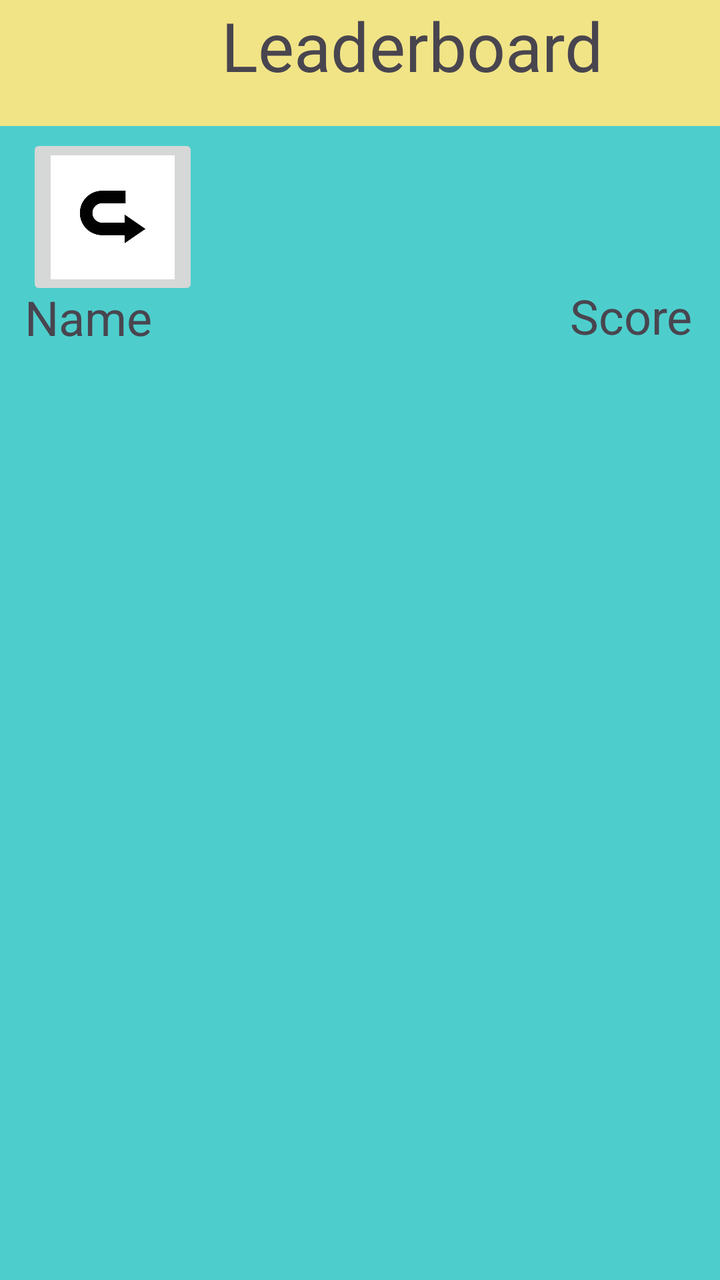
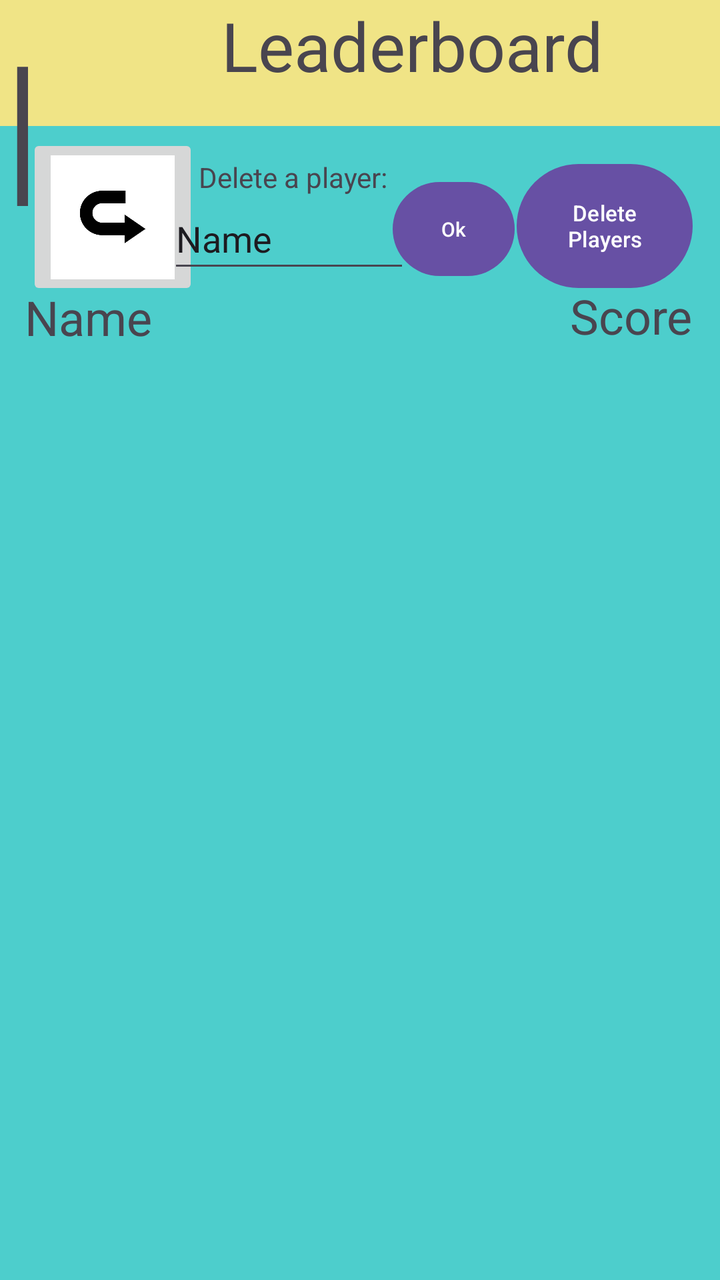

An Android layout rendered at two revisions. The XML below is the earlier revision; the diff shows what the commit changed to produce the second picture.
<!-- AndroidManifest.xml: application theme Theme.EggProject -->
<!-- res/layout/activity_leaderboard.xml -->
<?xml version="1.0" encoding="utf-8"?>
<androidx.constraintlayout.widget.ConstraintLayout xmlns:android="http://schemas.android.com/apk/res/android"
    xmlns:app="http://schemas.android.com/apk/res-auto"
    xmlns:tools="http://schemas.android.com/tools"
    android:id="@+id/lb_main"
    android:layout_width="match_parent"
    android:layout_height="match_parent"
    android:background="#4DCECC"
    tools:context=".Leaderboard">

    <TextView
        android:id="@+id/txt_score"
        android:layout_width="wrap_content"
        android:layout_height="wrap_content"
        android:text="Score"
        android:textSize="24sp"
        app:layout_constraintBottom_toBottomOf="parent"
        app:layout_constraintEnd_toEndOf="parent"
        app:layout_constraintHorizontal_bias="0.954"
        app:layout_constraintStart_toStartOf="parent"
        app:layout_constraintTop_toTopOf="parent"
        app:layout_constraintVertical_bias="0.233" />

    <ImageButton
        android:id="@+id/btn_back2"
        android:layout_width="86dp"
        android:layout_height="83dp"
        android:scaleType="fitCenter"
        app:layout_constraintBottom_toBottomOf="parent"
        app:layout_constraintEnd_toEndOf="parent"
        app:layout_constraintHorizontal_bias="0.049"
        app:layout_constraintStart_toStartOf="parent"
        app:layout_constraintTop_toTopOf="parent"
        app:layout_constraintVertical_bias="0.12"
        app:srcCompat="@drawable/arrow" />

    <androidx.recyclerview.widget.RecyclerView
        android:id="@+id/rv_players"
        android:layout_width="406dp"
        android:layout_height="617dp"
        android:layout_weight="1"
        tools:itemCount="0"
        app:layout_constraintBottom_toBottomOf="parent"
        app:layout_constraintEnd_toEndOf="parent"
        app:layout_constraintHorizontal_bias="0.0"
        app:layout_constraintStart_toStartOf="parent"
        app:layout_constraintTop_toTopOf="parent"
        app:layout_constraintVertical_bias="1.0" />

    <TextView
        android:id="@+id/txt_title"
        android:layout_width="412dp"
        android:layout_height="63dp"
        android:background="#F0E486"
        android:text="Leaderboard"
        android:textAlignment="center"
        android:textSize="34sp"
        app:layout_constraintBottom_toBottomOf="parent"
        app:layout_constraintEnd_toEndOf="parent"
        app:layout_constraintHorizontal_bias="0.0"
        app:layout_constraintStart_toStartOf="parent"
        app:layout_constraintTop_toTopOf="parent"
        app:layout_constraintVertical_bias="0.0" />

    <TextView
        android:id="@+id/txt_name"
        android:layout_width="wrap_content"
        android:layout_height="wrap_content"
        android:text="Name"
        android:textSize="24sp"
        app:layout_constraintBottom_toBottomOf="parent"
        app:layout_constraintEnd_toEndOf="parent"
        app:layout_constraintHorizontal_bias="0.042"
        app:layout_constraintStart_toStartOf="parent"
        app:layout_constraintTop_toTopOf="parent"
        app:layout_constraintVertical_bias="0.234" />


</androidx.constraintlayout.widget.ConstraintLayout>
<!-- resources referenced by this layout -->
<resources>
  <!-- drawable arrow: jpg bitmap (drawable, 10177 bytes) -->
  <style name="Theme.EggProject" parent="Base.Theme.EggProject" />
  <style name="Base.Theme.EggProject" parent="Theme.Material3.DayNight.NoActionBar">
          
          
      </style>
</resources>

<!-- the commit's change to res/layout/activity_leaderboard.xml (unified diff, before → after) -->
@@ -75,5 +75,67 @@
         app:layout_constraintTop_toTopOf="parent"
         app:layout_constraintVertical_bias="0.234" />
 
+    <Button
+        android:id="@+id/btn_delete"
+        android:layout_width="88dp"
+        android:layout_height="70dp"
+        android:text="Delete Players"
+        android:textSize="11sp"
+        app:layout_constraintBottom_toBottomOf="parent"
+        app:layout_constraintEnd_toEndOf="parent"
+        app:layout_constraintHorizontal_bias="0.95"
+        app:layout_constraintStart_toStartOf="parent"
+        app:layout_constraintTop_toTopOf="parent"
+        app:layout_constraintVertical_bias="0.137" />
+
+    <TextView
+        android:id="@+id/textView"
+        android:layout_width="wrap_content"
+        android:layout_height="wrap_content"
+        android:text="Delete a player:"
+        app:layout_constraintBottom_toBottomOf="parent"
+        app:layout_constraintEnd_toEndOf="parent"
+        app:layout_constraintHorizontal_bias="0.374"
+        app:layout_constraintStart_toStartOf="parent"
+        app:layout_constraintTop_toTopOf="parent"
+        app:layout_constraintVertical_bias="0.127" />
+
+    <TextView
+        android:id="@+id/textView2"
+        android:layout_width="14dp"
+        android:layout_height="103dp"
+        android:text="|"
+        android:textAlignment="center"
+        android:textSize="96sp"
+        tools:layout_editor_absoluteX="291dp"
+        tools:layout_editor_absoluteY="58dp" />
+
+    <EditText
+        android:id="@+id/edit_player"
+        android:layout_width="121dp"
+        android:layout_height="47dp"
+        android:ems="10"
+        android:inputType="text"
+        android:text="Name"
+        app:layout_constraintBottom_toBottomOf="parent"
+        app:layout_constraintEnd_toEndOf="parent"
+        app:layout_constraintHorizontal_bias="0.351"
+        app:layout_constraintStart_toStartOf="parent"
+        app:layout_constraintTop_toTopOf="parent"
+        app:layout_constraintVertical_bias="0.159" />
+
+    <Button
+        android:id="@+id/btn_specific"
+        android:layout_width="61dp"
+        android:layout_height="55dp"
+        android:text="Ok"
+        android:textSize="10sp"
+        app:layout_constraintBottom_toBottomOf="parent"
+        app:layout_constraintEnd_toEndOf="parent"
+        app:layout_constraintHorizontal_bias="0.657"
+        app:layout_constraintStart_toStartOf="parent"
+        app:layout_constraintTop_toTopOf="parent"
+        app:layout_constraintVertical_bias="0.149" />
+
 
 </androidx.constraintlayout.widget.ConstraintLayout>
